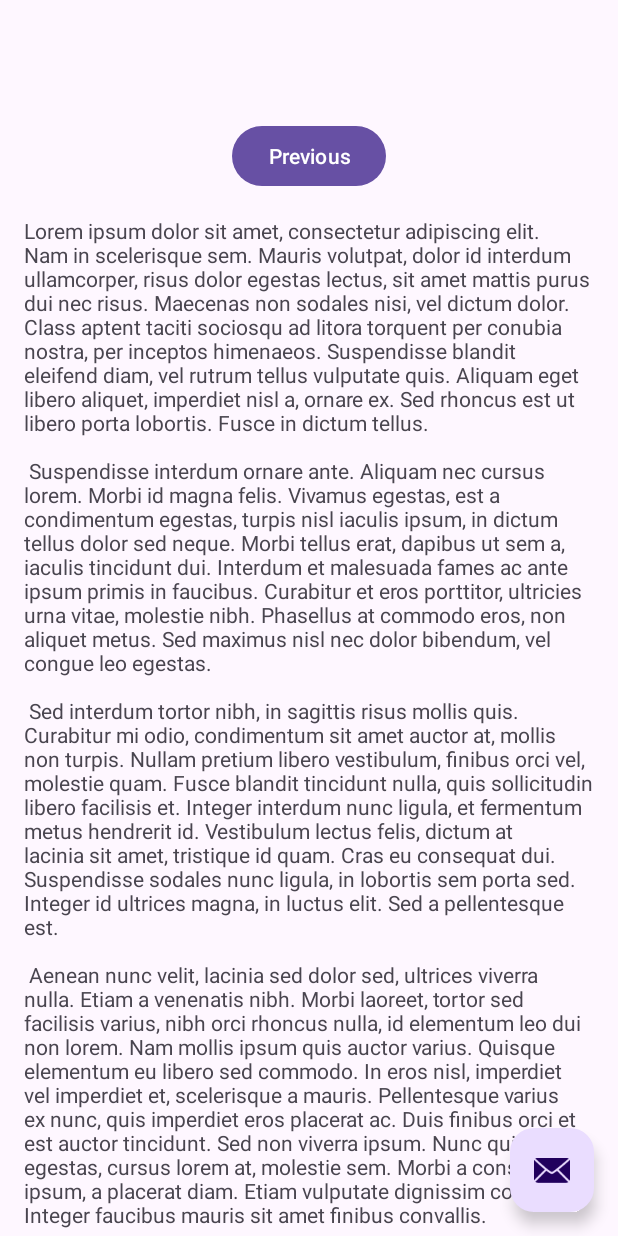
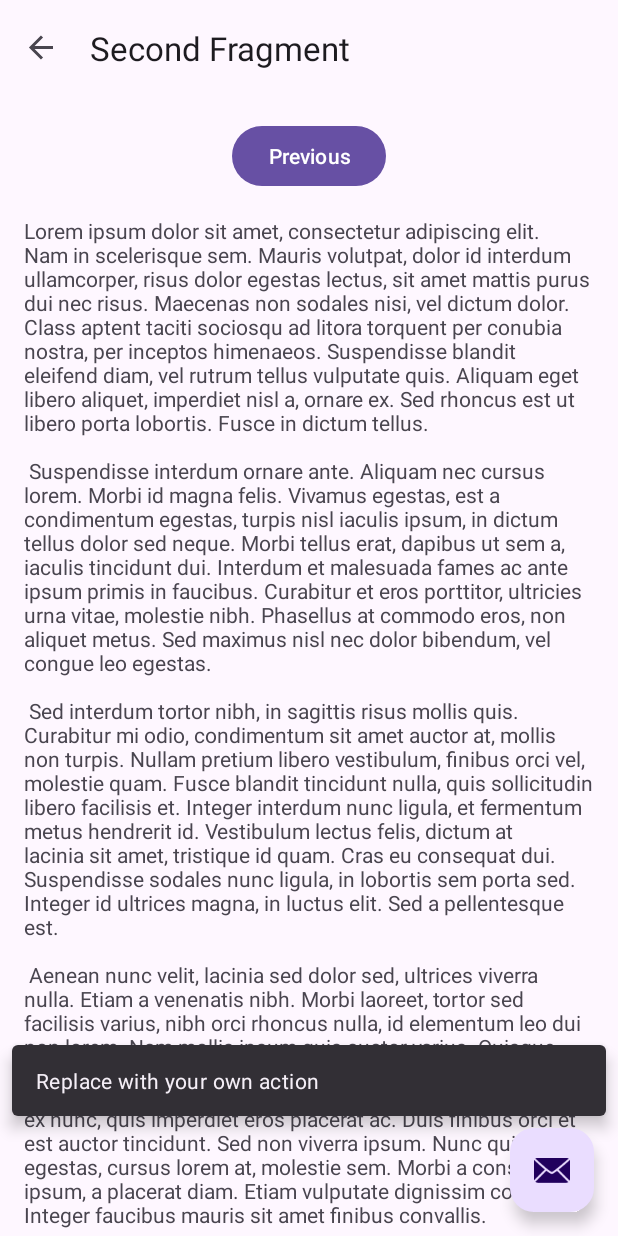
Before and after one commit to Gillimar1998/HugbunadarverkefniApp, an Android app: the screen it shows after launch (MainActivity), after a tap on "Next", on a phone screen of 412 x 824 dp. Run offline under Robolectric (Android 15) with nearby library versions, the phone set to English and light mode, and no system bars; our stand-ins replace navigation-ui; 1 other tap on this screen came first.

Commit message:
Lagaði svo hægt sé að runna appið

```diff
--- a/app/src/main/AndroidManifest.xml
+++ b/app/src/main/AndroidManifest.xml
@@ -1,6 +1,8 @@
 <?xml version="1.0" encoding="utf-8"?>
 <manifest xmlns:android="http://schemas.android.com/apk/res/android"
     xmlns:tools="http://schemas.android.com/tools">
+
+    <uses-permission android:name="android.permission.INTERNET" />
 
     <application
         android:allowBackup="true"
--- a/app/src/main/java/com/example/hugbunadarverkefni/ui/MainActivity.java
+++ b/app/src/main/java/com/example/hugbunadarverkefni/ui/MainActivity.java
@@ -1,30 +1,23 @@
 package com.example.hugbunadarverkefni.ui;
 
 import android.os.Bundle;
+import android.util.Log;
+import android.view.View;
+
+import androidx.appcompat.app.AppCompatActivity;
+import androidx.navigation.NavController;
+import androidx.navigation.Navigation;
+import androidx.navigation.ui.AppBarConfiguration;
+import androidx.navigation.ui.NavigationUI;
 
 import com.example.hugbunadarverkefni.R;
 import com.example.hugbunadarverkefni.adapter.RecipeAdapter;
 import com.example.hugbunadarverkefni.api.RecipeApiService;
 import com.example.hugbunadarverkefni.api.RetrofitClient;
 import com.example.hugbunadarverkefni.model.Recipe;
+import com.google.android.material.appbar.MaterialToolbar;
+import com.google.android.material.floatingactionbutton.FloatingActionButton;
 import com.google.android.material.snackbar.Snackbar;
-
-import androidx.appcompat.app.AppCompatActivity;
-
-import android.view.View;
-
-import androidx.navigation.NavController;
-import androidx.navigation.Navigation;
-import androidx.navigation.ui.AppBarConfiguration;
-import androidx.navigation.ui.NavigationUI;
-
-import com.example.hugbunadarverkefni.databinding.ActivityMainBinding;
-
-import android.view.Menu;
-import android.view.MenuItem;
-
-
-import android.util.Log;
 
 import androidx.recyclerview.widget.LinearLayoutManager;
 import androidx.recyclerview.widget.RecyclerView;
@@ -39,39 +32,40 @@ public class MainActivity extends AppCompatActivity {
 
     private RecyclerView recyclerView;
     private RecipeAdapter adapter;
-
     private AppBarConfiguration appBarConfiguration;
-    private ActivityMainBinding binding;
 
     @Override
     protected void onCreate(Bundle savedInstanceState) {
         super.onCreate(savedInstanceState);
 
+        // Inflate activity_main.xml (which includes content_main.xml)
         setContentView(R.layout.activity_main);
 
-        binding = ActivityMainBinding.inflate(getLayoutInflater());
-        setContentView(binding.getRoot());
+        // Find views by ID (traditional approach)
+        MaterialToolbar toolbar = findViewById(R.id.toolbar);
+        setSupportActionBar(toolbar);
 
-        setSupportActionBar(binding.toolbar);
+        FloatingActionButton fab = findViewById(R.id.fab);
+        fab.setOnClickListener(view ->
+                Snackbar.make(view, "Replace with your own action", Snackbar.LENGTH_LONG)
+                        .setAnchorView(R.id.fab)
+                        .setAction("Action", null)
+                        .show()
+        );
 
+        // Setup NavController with the NavHostFragment in content_main.xml
         NavController navController = Navigation.findNavController(this, R.id.nav_host_fragment_content_main);
         appBarConfiguration = new AppBarConfiguration.Builder(navController.getGraph()).build();
         NavigationUI.setupActionBarWithNavController(this, navController, appBarConfiguration);
 
-        binding.fab.setOnClickListener(new View.OnClickListener() {
-            @Override
-            public void onClick(View view) {
-                Snackbar.make(view, "Replace with your own action", Snackbar.LENGTH_LONG)
-                        .setAnchorView(R.id.fab)
-                        .setAction("Action", null).show();
-            }
-        });
+        // If you have a RecyclerView in activity_main.xml or content_main.xml, do:
+        recyclerView = findViewById(R.id.recyclerView);
+        if (recyclerView != null) {
+            recyclerView.setLayoutManager(new LinearLayoutManager(this));
+        }
 
-        recyclerView = findViewById(R.id.recyclerView);
-        recyclerView.setLayoutManager(new LinearLayoutManager(this));
-
+        // Fetch data (if you're using Retrofit)
         fetchRecipes();
-
     }
 
     private void fetchRecipes() {
@@ -83,7 +77,9 @@ public class MainActivity extends AppCompatActivity {
             public void onResponse(Call<List<Recipe>> call, Response<List<Recipe>> response) {
                 if (response.isSuccessful() && response.body() != null) {
                     adapter = new RecipeAdapter(response.body());
-                    recyclerView.setAdapter(adapter);
+                    if (recyclerView != null) {
+                        recyclerView.setAdapter(adapter);
+                    }
                 }
             }
 
@@ -93,4 +89,11 @@ public class MainActivity extends AppCompatActivity {
             }
         });
     }
+
+    @Override
+    public boolean onSupportNavigateUp() {
+        // For the Up button in the toolbar
+        NavController navController = Navigation.findNavController(this, R.id.nav_host_fragment_content_main);
+        return navController.navigateUp() || super.onSupportNavigateUp();
+    }
 }
--- a/app/src/main/res/layout/activity_main.xml
+++ b/app/src/main/res/layout/activity_main.xml
@@ -1,5 +1,6 @@
 <?xml version="1.0" encoding="utf-8"?>
-<androidx.coordinatorlayout.widget.CoordinatorLayout xmlns:android="http://schemas.android.com/apk/res/android"
+<androidx.coordinatorlayout.widget.CoordinatorLayout
+    xmlns:android="http://schemas.android.com/apk/res/android"
     xmlns:app="http://schemas.android.com/apk/res-auto"
     xmlns:tools="http://schemas.android.com/tools"
     android:layout_width="match_parent"
@@ -16,18 +17,18 @@
             android:id="@+id/toolbar"
             android:layout_width="match_parent"
             android:layout_height="?attr/actionBarSize" />
-
     </com.google.android.material.appbar.AppBarLayout>
 
-    <include layout="@layout/content_main" />
+    <!-- Include the NavHost layout -->
+    <include
+        layout="@layout/content_main" />
 
     <com.google.android.material.floatingactionbutton.FloatingActionButton
         android:id="@+id/fab"
         android:layout_width="wrap_content"
         android:layout_height="wrap_content"
         android:layout_gravity="bottom|end"
-        android:layout_marginEnd="@dimen/fab_margin"
+        android:layout_marginEnd="16dp"
         android:layout_marginBottom="16dp"
         app:srcCompat="@android:drawable/ic_dialog_email" />
-
 </androidx.coordinatorlayout.widget.CoordinatorLayout>
--- a/app/src/main/res/layout/content_main.xml
+++ b/app/src/main/res/layout/content_main.xml
@@ -1,5 +1,6 @@
 <?xml version="1.0" encoding="utf-8"?>
-<androidx.constraintlayout.widget.ConstraintLayout xmlns:android="http://schemas.android.com/apk/res/android"
+<androidx.constraintlayout.widget.ConstraintLayout
+    xmlns:android="http://schemas.android.com/apk/res/android"
     xmlns:app="http://schemas.android.com/apk/res-auto"
     android:layout_width="match_parent"
     android:layout_height="match_parent"
@@ -11,9 +12,21 @@
         android:layout_width="0dp"
         android:layout_height="0dp"
         app:defaultNavHost="true"
+        app:navGraph="@navigation/nav_graph"
+        app:layout_constraintTop_toTopOf="parent"
         app:layout_constraintBottom_toBottomOf="parent"
-        app:layout_constraintEnd_toEndOf="parent"
         app:layout_constraintStart_toStartOf="parent"
-        app:layout_constraintTop_toTopOf="parent"
-        app:navGraph="@navigation/nav_graph" />
+        app:layout_constraintEnd_toEndOf="parent" />
+
+    <!-- Optionally, you could place a RecyclerView here as well:
+    <androidx.recyclerview.widget.RecyclerView
+        android:id="@+id/recyclerView"
+        android:layout_width="0dp"
+        android:layout_height="0dp"
+        app:layout_constraintTop_toBottomOf="@+id/someOtherView"
+        app:layout_constraintBottom_toBottomOf="parent"
+        app:layout_constraintStart_toStartOf="parent"
+        app:layout_constraintEnd_toEndOf="parent" />
+    -->
+
 </androidx.constraintlayout.widget.ConstraintLayout>
```
